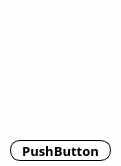
Above: little_card.ui from yobysheva/pyQT_DressesStore before the change. Below: the same form after it.
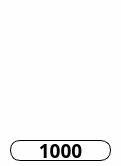
That is the form after the change.

The edit to the form file:
```diff
--- a/little_card.ui
+++ b/little_card.ui
@@ -28,7 +28,7 @@
    <property name="font">
     <font>
      <family>Futurespore Cyrillic</family>
-     <pointsize>10</pointsize>
+     <pointsize>14</pointsize>
      <weight>50</weight>
      <italic>false</italic>
      <bold>false</bold>
@@ -54,7 +54,7 @@
 }</string>
    </property>
    <property name="text">
-    <string>PushButton</string>
+    <string>1000</string>
    </property>
   </widget>
   <widget class="QWidget" name="verticalLayoutWidget">
```
Left out of the diff: 4 changed lines with no effect on the pictures.
